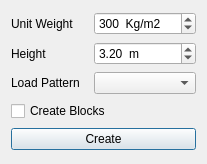
Above: safe/punch/Resources/ui/wall_panel.ui from ebrahimraeyat/OSAFE before the change. Below: the same form after it.
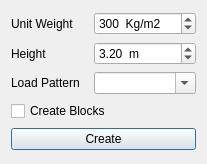
That is the form after the change.

Commit message: correct apply wall command

Patch:
```diff
--- a/safe/punch/Resources/ui/wall_panel.ui
+++ b/safe/punch/Resources/ui/wall_panel.ui
@@ -91,7 +91,11 @@
     </widget>
    </item>
    <item row="2" column="1">
-    <widget class="QComboBox" name="loadpat"/>
+    <widget class="QComboBox" name="loadpat">
+     <property name="editable">
+      <bool>true</bool>
+     </property>
+    </widget>
    </item>
   </layout>
  </widget>
```
The commit also changes 2 other files.
